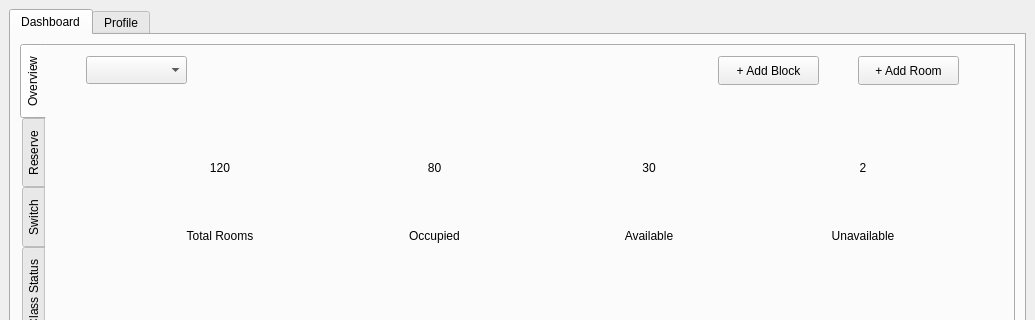
Qt form bms/mainwindow.ui (MythicSTR/bms-project) before a commit; both pictures show x 0 to 1035 and y 0 to 320 of the 1035 by 744 pixel window.
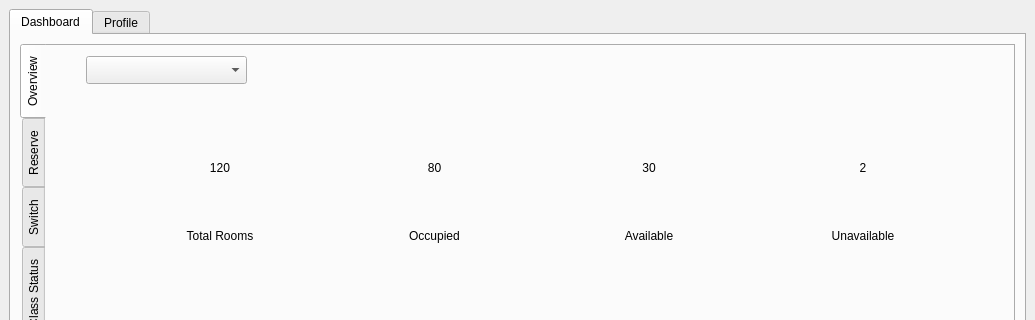
The same form after that commit. The open tabs and pages were chosen to show the change.

Commit message: changed name of widgets

```diff
--- a/bms/mainwindow.ui
+++ b/bms/mainwindow.ui
@@ -48,7 +48,7 @@
              <rect>
               <x>40</x>
               <y>10</y>
-              <width>101</width>
+              <width>161</width>
               <height>28</height>
              </rect>
             </property>
@@ -98,32 +98,6 @@
              <string>View Details</string>
             </property>
            </widget>
-           <widget class="QPushButton" name="pushButton_5">
-            <property name="geometry">
-             <rect>
-              <x>672</x>
-              <y>10</y>
-              <width>101</width>
-              <height>29</height>
-             </rect>
-            </property>
-            <property name="text">
-             <string>+ Add Block</string>
-            </property>
-           </widget>
-           <widget class="QPushButton" name="pushButton_6">
-            <property name="geometry">
-             <rect>
-              <x>812</x>
-              <y>10</y>
-              <width>101</width>
-              <height>29</height>
-             </rect>
-            </property>
-            <property name="text">
-             <string>+ Add Room</string>
-            </property>
-           </widget>
            <widget class="QWidget" name="layoutWidget">
             <property name="geometry">
              <rect>
```
Left out of the diff: 66 changed lines with no effect on the pictures.
